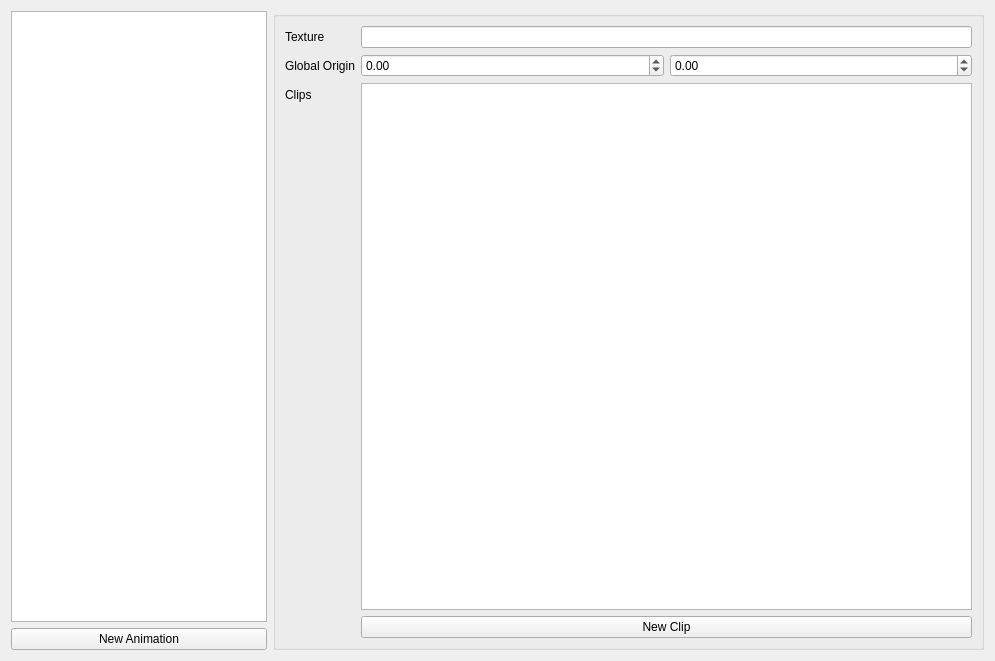
This is tools/def_editor/ui/animations.ui in aleios/SpaceProjectDreamcast as Qt 5 draws it before an edit. The edited form follows.
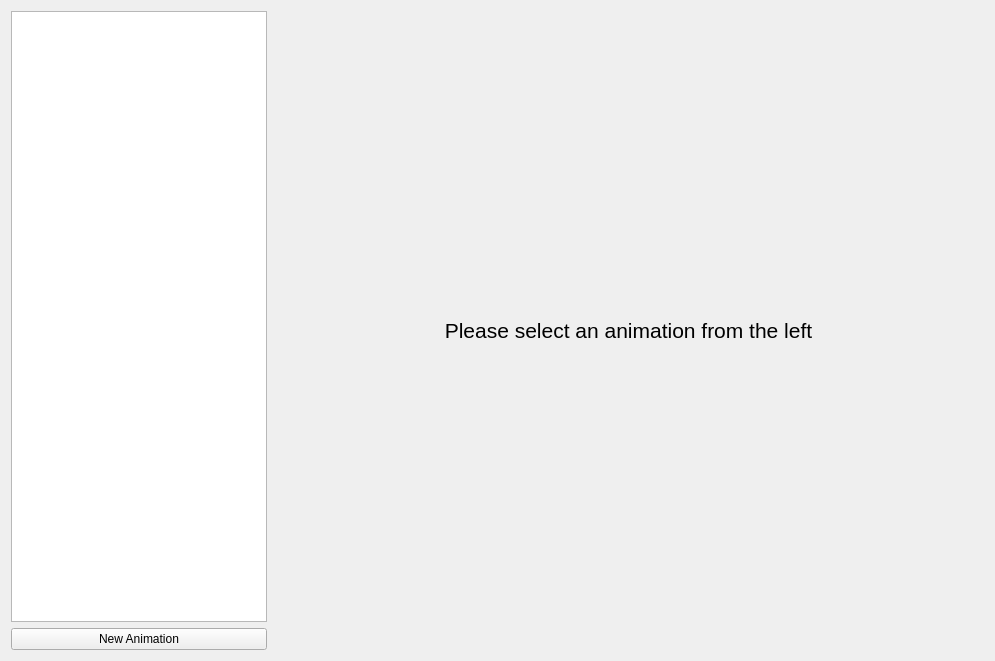
This is the edited form.

What changed in the file:
```diff
--- a/tools/def_editor/ui/animations.ui
+++ b/tools/def_editor/ui/animations.ui
@@ -36,6 +36,32 @@
     </layout>
    </item>
    <item>
+    <widget class="QStackedWidget" name="stackedControls">
+     <property name="currentIndex">
+      <number>0</number>
+     </property>
+     <widget class="QWidget" name="page_2">
+      <layout class="QHBoxLayout" name="horizontalLayout_4">
+       <item>
+        <widget class="QLabel" name="label_4">
+         <property name="font">
+          <font>
+           <pointsize>16</pointsize>
+          </font>
+         </property>
+         <property name="text">
+          <string>Please select an animation from the left</string>
+         </property>
+         <property name="alignment">
+          <set>Qt::AlignmentFlag::AlignCenter</set>
+         </property>
+        </widget>
+       </item>
+      </layout>
+     </widget>
+     <widget class="QWidget" name="page">
+      <layout class="QHBoxLayout" name="horizontalLayout_3">
+       <item>
     <widget class="QGroupBox" name="groupBox">
      <property name="title">
       <string/>
@@ -104,6 +130,10 @@
        </layout>
       </item>
      </layout>
+        </widget>
+       </item>
+      </layout>
+     </widget>
     </widget>
    </item>
   </layout>
```
Lines whose indentation alone changed are shown as unchanged.
